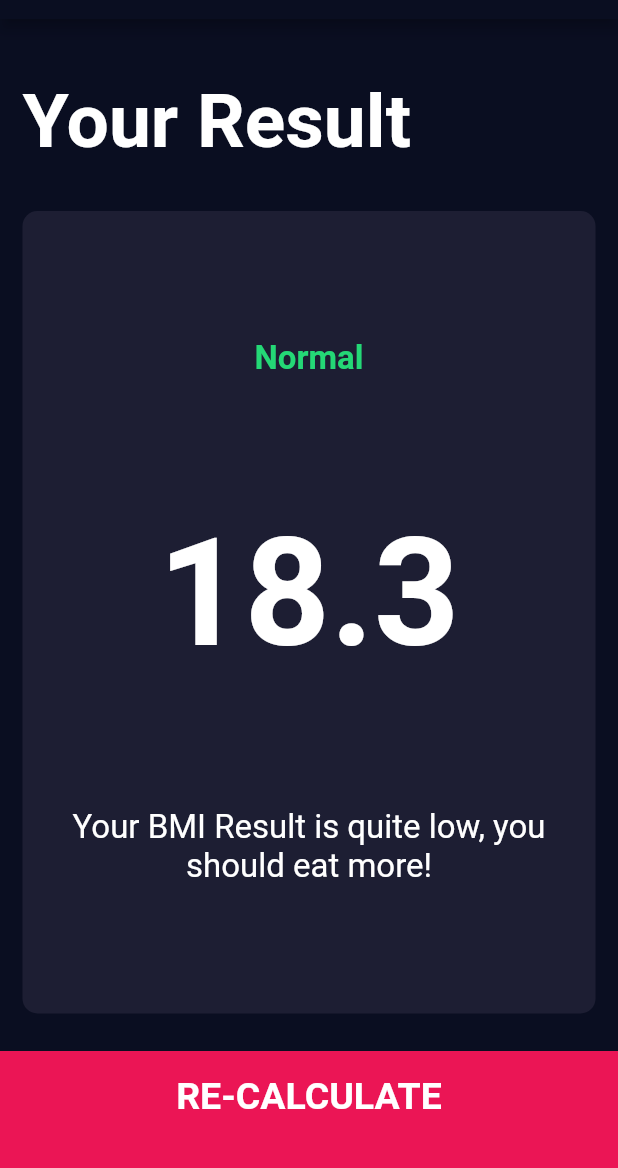
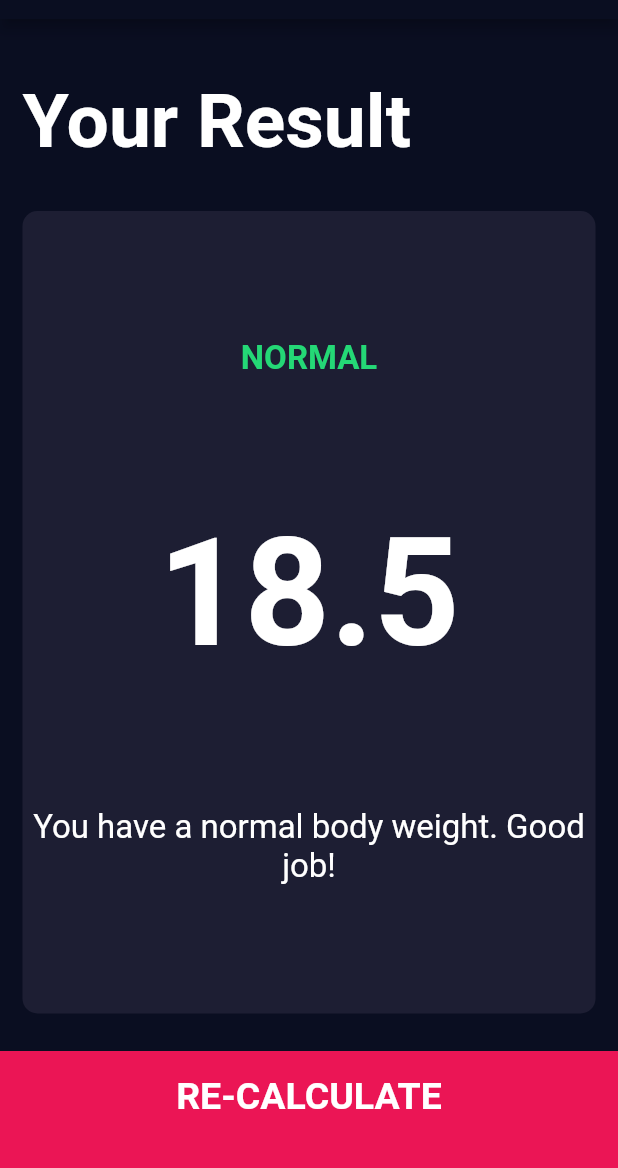
Before and after one commit to Freeman-md/bmi_calculator, a Flutter app: the screen it shows after launch, after a tap on "CALCULATE", on a phone screen of 412 x 824 dp, the part 65-1233 px from its top. Run offline on Flutter 3.47's test engine with Material 2 defaults, Android fonts, the phone set to English and light mode, and no system bars; our stand-ins replace font_awesome_flutter.

Commit message:
Utilizing CalculatorBrain return values in ResultsPage

```diff
--- a/lib/screens/input_page.dart
+++ b/lib/screens/input_page.dart
@@ -224,7 +224,11 @@ class _InputPageState extends State<InputPage> {
               Navigator.push(
                 context,
                 MaterialPageRoute(
-                  builder: (context) => ResultsPage()
+                  builder: (context) => ResultsPage(
+                    bmiResult: calc.calculateBMI(),
+                    resultText: calc.getResult(),
+                    interpretation: calc.getInterpretation()
+                  )
                 )
               );
             },
--- a/lib/screens/results_page.dart
+++ b/lib/screens/results_page.dart
@@ -5,7 +5,16 @@ import 'package:flutter/material.dart';
 import 'package:flutter/material.dart';
 
 class ResultsPage extends StatelessWidget {
-  const ResultsPage({ Key? key }) : super(key: key);
+
+  ResultsPage({
+    required this.bmiResult,
+    required this.resultText,
+    required this.interpretation,
+  });
+
+  final String bmiResult;
+  final String resultText;
+  final String interpretation;
 
   @override
   Widget build(BuildContext context) {
@@ -36,15 +45,15 @@ class ResultsPage extends StatelessWidget {
                 crossAxisAlignment: CrossAxisAlignment.center,
                 children: <Widget>[
                   Text(
-                    'Normal',
+                    resultText.toUpperCase(),
                     style: kResultTextStyle
                   ),
                   Text(
-                    '18.3',
+                    bmiResult,
                     style: kBMITextStyle,
                   ),
                   Text(
-                    'Your BMI Result is quite low, you should eat more!',
+                    interpretation,
                     textAlign: TextAlign.center,
                     style: kBodyTextStyle,
                   )
```
